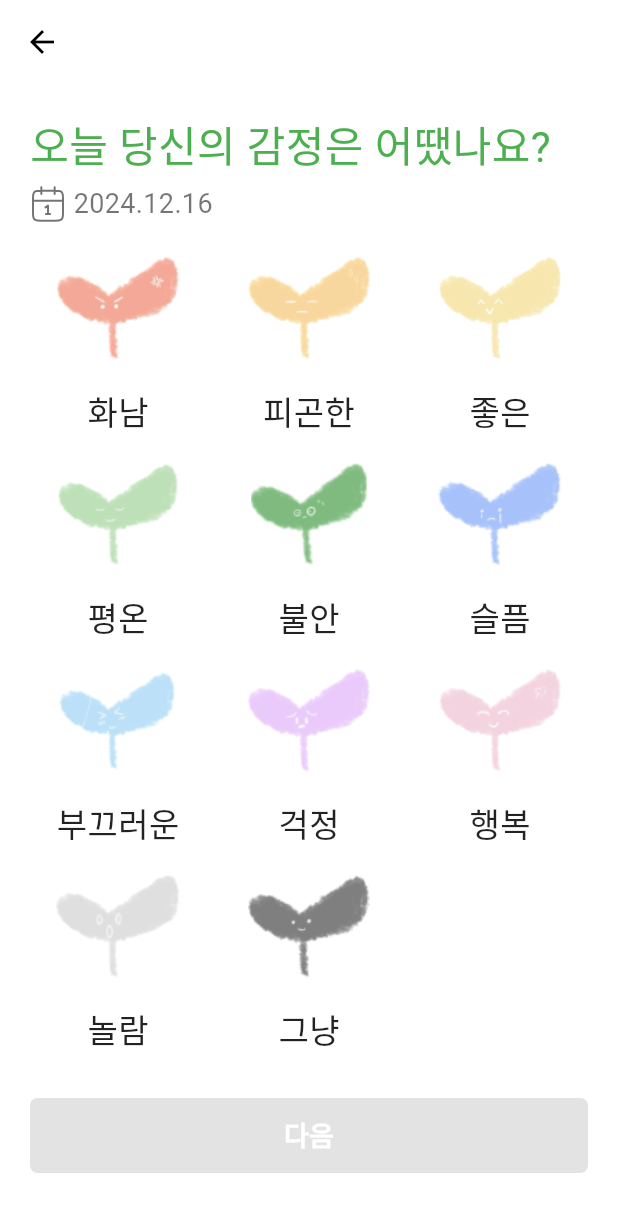
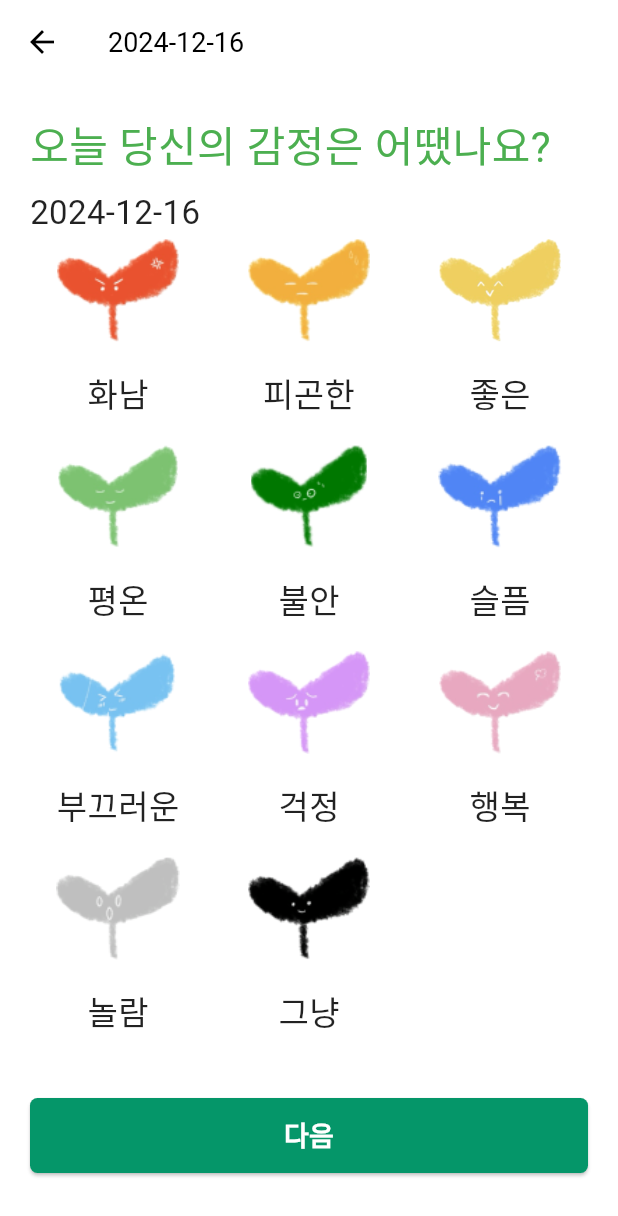
Before and after one commit to yunse0708/emotionpot, a Flutter app: the HomeScreen screen opened directly, after a tap on "오늘의 하루 기록하기", on a phone screen of 412 x 824 dp. Shown: the top 1216 px of the screen. Run offline on Flutter 3.47's test engine with Material 3 defaults, Android fonts, the phone set to English and light mode, and no system bars; our stand-ins replace flutter_riverpod, flutter_svg, shared_preferences, sqflite, table_calendar; accounts and stored records are empty; Roboto replaces fonts that are missing (NanumPen).

Commit message:
feat : 감정팟

```diff
--- a/lib/presentation/page/EmotionSelection.dart
+++ b/lib/presentation/page/EmotionSelection.dart
@@ -1,15 +1,17 @@
 import 'package:flutter/material.dart';
-import 'package:flutter_svg/flutter_svg.dart';
-import 'package:emotionpot/presentation/page/write_page.dart';
+import 'package:shared_preferences/shared_preferences.dart';
+import 'package:flutter_riverpod/flutter_riverpod.dart';
+import 'write_page.dart';
 
-class EmotionSelectionPage extends StatefulWidget {
+class EmotionSelectionPage extends ConsumerStatefulWidget {
   const EmotionSelectionPage({super.key});
 
   @override
-  State<EmotionSelectionPage> createState() => _EmotionSelectionPageState();
+  ConsumerState<EmotionSelectionPage> createState() =>
+      _EmotionSelectionPageState();
 }
 
-class _EmotionSelectionPageState extends State<EmotionSelectionPage> {
+class _EmotionSelectionPageState extends ConsumerState<EmotionSelectionPage> {
   final emotions = [
     {'label': '화남', 'image': 'assets/img/angry2.png'},
     {'label': '피곤한', 'image': 'assets/img/tired.png'},
@@ -25,11 +27,81 @@ class _EmotionSelectionPageState extends State<EmotionSelectionPage> {
   ];
 
   String? selectedEmotion;
+  int _flowerStage = 1; // 꽃 상태를 위한 변수 (초기값은 1)
 
-  // 현재 날짜 반환
-  String getCurrentDate() {
+  // 긍정적인 감정 목록
+  final List<String> positiveEmotions = [
+    '행복',
+    '좋은',
+    '평온',
+    '그냥',
+  ];
+
+  bool _hasWrittenToday = false; // 오늘 일기를 작성했는지 여부
+
+  // 꽃 상태를 업데이트하는 함수
+  Future<void> _updateFlowerState(String emotion) async {
+    final prefs = await SharedPreferences.getInstance();
+    int currentFlowerStage = prefs.getInt('flowerStage') ?? 1;
+
+    // 긍정적인 감정을 선택했을 때 꽃 상태가 증가하도록 처리
+    if (positiveEmotions.contains(emotion)) {
+      currentFlowerStage =
+          currentFlowerStage < 4 ? currentFlowerStage + 1 : 4; // 꽃이 성장하도록
+    }
+
+    // SharedPreferences에 새로운 꽃 상태 저장
+    await prefs.setInt('flowerStage', currentFlowerStage);
+
+    // 상태를 화면에 반영
+    setState(() {
+      _flowerStage = currentFlowerStage;
+    });
+  }
+
+  // 현재 날짜를 반환하는 함수
+  String _getCurrentDate() {
     final now = DateTime.now();
-    return '${now.year}.${now.month.toString().padLeft(2, '0')}.${now.day.toString().padLeft(2, '0')}';
+    return '${now.year}-${now.month.toString().padLeft(2, '0')}-${now.day.toString().padLeft(2, '0')}';
+  }
+
+  @override
+  void initState() {
+    super.initState();
+    _loadFlowerStage();
+    _checkIfWrittenToday();
+  }
+
+  // SharedPreferences에서 꽃 상태를 불러오는 함수
+  Future<void> _loadFlowerStage() async {
+    final prefs = await SharedPreferences.getInstance();
+    setState(() {
+      _flowerStage = prefs.getInt('flowerStage') ?? 1; // 기본값은 1
+    });
+  }
+
+  // 오늘 일기를 작성했는지 여부를 확인하는 함수
+  Future<void> _checkIfWrittenToday() async {
+    final prefs = await SharedPreferences.getInstance();
+    String today = _getCurrentDate();
+    String? lastWrittenDate = prefs.getString('lastWrittenDate');
+
+    if (lastWrittenDate == today) {
+      setState(() {
+        _hasWrittenToday = true;
+      });
+    }
+  }
+
+  // 일기 작성 후 상태 업데이트
+  Future<void> _markTodayAsWritten() async {
+    final prefs = await SharedPreferences.getInstance();
+    String today = _getCurrentDate();
+    await prefs.setString('lastWrittenDate', today);
+
+    setState(() {
+      _hasWrittenToday = true;
+    });
   }
 
   @override
@@ -39,6 +111,14 @@ class _EmotionSelectionPageState extends State<EmotionSelectionPage> {
         backgroundColor: Colors.white,
         elevation: 0,
         leading: const BackButton(color: Colors.black),
+        title: Text(
+          _getCurrentDate(), // 날짜를 AppBar에 표시
+          style: const TextStyle(
+            fontFamily: 'NanumPen',
+            fontSize: 18,
+            color: Colors.black,
+          ),
+        ),
       ),
       backgroundColor: Colors.white,
       body: Column(
@@ -55,28 +135,19 @@ class _EmotionSelectionPageState extends State<EmotionSelectionPage> {
               ),
             ),
           ),
+          // 날짜를 '오늘 당신의 감정은 어땠나요?' 아래에 추가
           Padding(
-            padding: const EdgeInsets.only(left: 20.0, top: 5.0, bottom: 20.0),
-            child: Row(
-              children: [
-                SvgPicture.asset(
-                  'assets/img/calendar.svg',
-                  width: 24,
-                  height: 24,
-                  color: Colors.black54,
-                ),
-                const SizedBox(width: 5),
-                Text(
-                  getCurrentDate(),
-                  style: const TextStyle(
-                    fontFamily: 'NanumPen',
-                    fontSize: 18,
-                    color: Colors.black54,
-                  ),
-                ),
-              ],
+            padding: const EdgeInsets.only(left: 20.0, top: 8.0),
+            child: Text(
+              _getCurrentDate(),
+              style: const TextStyle(
+                fontFamily: 'NanumPen',
+                fontSize: 22,
+                color: Colors.black87,
+              ),
             ),
           ),
+          // 감정 선택 UI
           Expanded(
             child: GridView.builder(
               padding: const EdgeInsets.symmetric(horizontal: 20),
@@ -91,15 +162,43 @@ class _EmotionSelectionPageState extends State<EmotionSelectionPage> {
                 final emotion = emotions[index];
                 final isSelected = selectedEmotion == emotion['label'];
 
-                return EmotionTile(
-                  label: emotion['label'] as String,
-                  imagePath: emotion['image'] as String,
-                  isSelected: isSelected,
+                return GestureDetector(
                   onTap: () {
                     setState(() {
                       selectedEmotion = emotion['label'];
                     });
+                    // 감정을 선택하면 꽃 상태 업데이트
+                    _updateFlowerState(emotion['label'] as String);
                   },
+                  child: Column(
+                    children: [
+                      Container(
+                        height: 73,
+                        width: 87,
+                        decoration: BoxDecoration(
+                          border: Border.all(
+                            color:
+                                isSelected ? Colors.green : Colors.transparent,
+                            width: 2,
+                          ),
+                          borderRadius: BorderRadius.circular(8),
+                        ),
+                        child: Image.asset(
+                          emotion['image'] as String,
+                          fit: BoxFit.contain,
+                        ),
+                      ),
+                      const SizedBox(height: 16),
+                      Text(
+                        emotion['label'] as String,
+                        style: TextStyle(
+                          fontFamily: 'NanumPen',
+                          fontSize: 22,
+                          color: isSelected ? Colors.green : Colors.black87,
+                        ),
+                      ),
+                    ],
+                  ),
                 );
               },
             ),
@@ -112,23 +211,33 @@ class _EmotionSelectionPageState extends State<EmotionSelectionPage> {
               child: ElevatedButton(
                 style: ElevatedButton.styleFrom(
                   backgroundColor:
-                      selectedEmotion == null ? null : const Color(0xFF059669),
+                      _hasWrittenToday ? Colors.grey : const Color(0xFF059669),
                   shape: RoundedRectangleBorder(
                     borderRadius: BorderRadius.circular(5),
                   ),
                 ),
-                onPressed: selectedEmotion == null
-                    ? null
-                    : () {
-                        Navigator.push(
+                onPressed: _hasWrittenToday
+                    ? () {
+                        // 오늘 이미 일기를 작성했다는 알림
+                        ScaffoldMessenger.of(context).showSnackBar(
+                          const SnackBar(
+                            content: Text('오늘 이미 일기를 작성하였습니다.'),
+                          ),
+                        );
+                      }
+                    : () async {
+                        // 일기 작성 페이지로 이동
+                        await Navigator.push(
                           context,
                           MaterialPageRoute(
                             builder: (context) => WritePage(
                               selectedEmotion: selectedEmotion!,
-                              date: getCurrentDate(), // 날짜 전달
+                              date: _getCurrentDate(),
                             ),
                           ),
                         );
+                        // 일기 작성 후 상태 업데이트
+                        _markTodayAsWritten();
                       },
                 child: const Text(
                   '다음',
@@ -147,56 +256,3 @@ class _EmotionSelectionPageState extends State<EmotionSelectionPage> {
     );
   }
 }
-
-class EmotionTile extends StatelessWidget {
-  final String label;
-  final String imagePath;
-  final bool isSelected;
-  final VoidCallback onTap;
-
-  const EmotionTile({
-    super.key,
-    required this.label,
-    required this.imagePath,
-    required this.isSelected,
-    required this.onTap,
-  });
-
-  @override
-  Widget build(BuildContext context) {
-    return GestureDetector(
-      onTap: onTap,
-      child: Column(
-        children: [
-          Opacity(
-            opacity: isSelected ? 1.0 : 0.5,
-            child: Container(
-              height: 73,
-              width: 87,
-              decoration: BoxDecoration(
-                border: Border.all(
-                  color: isSelected ? Colors.green : Colors.transparent,
-                  width: 2,
-                ),
-                borderRadius: BorderRadius.circular(8),
-              ),
-              child: Image.asset(
-                imagePath,
-                fit: BoxFit.contain,
-              ),
-            ),
-          ),
-          const SizedBox(height: 16),
-          Text(
-            label,
-            style: TextStyle(
-              fontFamily: 'NanumPen',
-              fontSize: 22,
-              color: isSelected ? Colors.green : Colors.black87,
-            ),
-          ),
-        ],
-      ),
-    );
-  }
-}
--- a/lib/presentation/page/home.dart
+++ b/lib/presentation/page/home.dart
@@ -1,18 +1,87 @@
 import 'package:flutter/material.dart';
-import 'package:emotionpot/presentation/page/EmotionSelection.dart'; // EmotionSelectionPage 파일을 임포트
+import 'package:shared_preferences/shared_preferences.dart';
+import 'package:emotionpot/presentation/page/EmotionSelection.dart';
+import 'calendar_page.dart'; // 캘린더 페이지 임포트
 
-class HomeScreen extends StatelessWidget {
+class HomeScreen extends StatefulWidget {
   const HomeScreen({super.key});
+
+  @override
+  State<HomeScreen> createState() => _HomeScreenState();
+}
+
+class _HomeScreenState extends State<HomeScreen> {
+  String? _yesterdayEmotion; // 어제의 감정
+  int _flowerStage = 1; // 꽃의 성장 단계 (1 ~ 4)
+
+  // 긍정적인 감정 목록
+  final List<String> positiveEmotions = ['좋은', '평온', '행복'];
+
+  // 데이터 불러오기
+  Future<void> _loadData() async {
+    final prefs = await SharedPreferences.getInstance();
+    setState(() {
+      _yesterdayEmotion = prefs.getString('lastEmotion') ?? '화남'; // 기본값
+      _flowerStage = prefs.getInt('flowerStage') ?? 1; // 꽃의 초기 상태
+    });
+  }
+
+  // 감정 저장 및 꽃 성장
+  Future<void> _saveEmotion(String emotion) async {
+    final prefs = await SharedPreferences.getInstance();
+    int newFlowerStage = _flowerStage;
+
+    // 긍정적인 감정일 경우 꽃이 성장
+    if (positiveEmotions.contains(emotion)) {
+      newFlowerStage = (_flowerStage < 4) ? _flowerStage + 1 : 4;
+    }
+
+    await prefs.setString('lastEmotion', emotion);
+    await prefs.setInt('flowerStage', newFlowerStage);
+
+    setState(() {
+      _yesterdayEmotion = emotion;
+      _flowerStage = newFlowerStage;
+    });
+
+    // 일기를 작성한 날짜 저장
+    String currentDate = _getCurrentDate();
+    await prefs.setString('diaryDate', currentDate);
+  }
+
+  // 오늘 날짜 반환
+  String _getCurrentDate() {
+    final now = DateTime.now();
+    return '${now.year}-${now.month.toString().padLeft(2, '0')}-${now.day.toString().padLeft(2, '0')}';
+  }
+
+  // 오늘 일기를 이미 작성했는지 확인
+  Future<bool> _hasDiaryBeenWrittenToday() async {
+    final prefs = await SharedPreferences.getInstance();
+    String currentDate = _getCurrentDate();
+    String? diaryDate = prefs.getString('diaryDate');
+    return diaryDate == currentDate; // 오늘 날짜에 일기를 작성했으면 true 반환
+  }
+
+  String getFlowerImage() {
+    return 'assets/img/flower$_flowerStage.png';
+  }
+
+  @override
+  void initState() {
+    super.initState();
+    _loadData(); // 데이터 불러오기
+  }
 
   @override
   Widget build(BuildContext context) {
     return Scaffold(
-      backgroundColor: Colors.white, // 배경색을 흰색으로 설정
+      backgroundColor: Colors.white,
       body: SafeArea(
         child: Column(
           crossAxisAlignment: CrossAxisAlignment.center,
           children: [
-            // 상단 여백과 새싹 아이콘
+            // 상단 아이콘
             Padding(
               padding: const EdgeInsets.only(left: 16.0, top: 16.0),
               child: Align(
@@ -24,38 +93,21 @@ class HomeScreen extends StatelessWidget {
                 ),
               ),
             ),
-            const SizedBox(height: 40), // 여백 추가 (이미지 기준 조정)
+            const SizedBox(height: 120),
 
-            // 메인 새싹 이미지 (화난 상태)
+            // 메인 꽃 이미지 (현재 상태)
             SizedBox(
               height: 120,
-              child: Image.asset('assets/img/angry.png'),
+              child: Image.asset(getFlowerImage()), // 꽃 이미지
             ),
-            const SizedBox(height: 30), // 간격 수정
-
-            // 어제의 기분 박스
-            Container(
-              margin: const EdgeInsets.symmetric(horizontal: 20),
-              padding: const EdgeInsets.all(16),
-              decoration: BoxDecoration(
-                color: const Color(0xFFE6F9E6), // 연한 녹색
-                borderRadius: BorderRadius.circular(10),
-              ),
-              child: const Center(
-                child: Text(
-                  '어제의 기분은 [화남]이었습니다.',
-                  style: TextStyle(fontSize: 16),
-                ),
-              ),
-            ),
-            const SizedBox(height: 30), // 여백 추가
+            const SizedBox(height: 150),
 
             // 오늘의 문장
             Container(
               margin: const EdgeInsets.symmetric(horizontal: 20),
               padding: const EdgeInsets.all(20),
               decoration: BoxDecoration(
-                color: const Color(0xFF00C278), // 진한 녹색
+                color: const Color(0xFF10B981),
                 borderRadius: BorderRadius.circular(10),
               ),
               child: const Column(
@@ -66,14 +118,15 @@ class HomeScreen extends StatelessWidget {
                     style: TextStyle(
                       color: Colors.white,
                       fontSize: 18,
-                        fontWeight: FontWeight.bold),
+                      fontWeight: FontWeight.bold,
                     ),
-                  SizedBox(height: 8), // 간격 수정
+                  ),
+                  SizedBox(height: 8),
                   Text(
                     '오늘 하루도 수고했어\n넌 정말 최고야아아아아!!!!',
                     style: TextStyle(color: Colors.white, fontSize: 16),
                   ),
-                  SizedBox(height: 8), // 간격 수정
+                  SizedBox(height: 8),
                   Align(
                     alignment: Alignment.bottomRight,
                     child: Text(
@@ -87,9 +140,9 @@ class HomeScreen extends StatelessWidget {
                 ],
               ),
             ),
-            const SizedBox(height: 30), // 여백 조정
+            const SizedBox(height: 12),
 
-            // 하단 버튼 2개
+            // 버튼
             Padding(
               padding: const EdgeInsets.symmetric(horizontal: 20.0),
               child: Row(
@@ -97,22 +150,41 @@ class HomeScreen extends StatelessWidget {
                   Expanded(
                     child: ElevatedButton(
                       style: ElevatedButton.styleFrom(
-                        backgroundColor: const Color(0xFF00C278),
-                        padding: const EdgeInsets.symmetric(
-                            vertical: 18), // 버튼 높이 조정
+                        backgroundColor: const Color(0xFF10B981),
+                        padding: const EdgeInsets.symmetric(vertical: 18),
+                        shape: RoundedRectangleBorder(
+                          borderRadius: BorderRadius.circular(8),
                         ),
-                      onPressed: () {
-                        // 오늘의 하루 기록하기 버튼 클릭 시 EmotionSelectionPage로 이동
-                        Navigator.push(
+                      ),
+                      onPressed: () async {
+                        bool hasDiaryWritten =
+                            await _hasDiaryBeenWrittenToday();
+                        if (hasDiaryWritten) {
+                          // 이미 오늘 일기를 작성했다면 알림을 표시
+                          ScaffoldMessenger.of(context).showSnackBar(
+                            const SnackBar(content: Text('오늘은 이미 일기를 작성했습니다.')),
+                          );
+                        } else {
+                          final result = await Navigator.push(
                             context,
                             MaterialPageRoute(
-                            builder: (context) => const EmotionSelectionPage(),
+                              builder: (context) =>
+                                  const EmotionSelectionPage(),
                             ),
                           );
+
+                          if (result != null && result is String) {
+                            _saveEmotion(result); // 감정을 저장하고 꽃 상태를 업데이트
+                          }
+                        }
                       },
                       child: const Text(
                         '오늘의 하루 기록하기',
-                        style: TextStyle(color: Colors.white, fontSize: 14),
+                        style: TextStyle(
+                          color: Colors.white,
+                          fontSize: 24,
+                          fontFamily: 'NanumPen', // 나눔펜 폰트 적용
+                        ),
                       ),
                     ),
                   ),
@@ -120,22 +192,34 @@ class HomeScreen extends StatelessWidget {
                   Expanded(
                     child: ElevatedButton(
                       style: ElevatedButton.styleFrom(
-                        backgroundColor: const Color(0xFF00C278),
+                        backgroundColor: const Color(0xFF10B981),
                         padding: const EdgeInsets.symmetric(vertical: 18),
+                        shape: RoundedRectangleBorder(
+                          borderRadius: BorderRadius.circular(8),
+                        ),
                       ),
                       onPressed: () {
-                        // 지난 기록 보러가기 버튼 클릭 시 다른 동작을 추가할 수 있습니다.
+                        Navigator.push(
+                          context,
+                          MaterialPageRoute(
+                            builder: (context) =>
+                                const CalendarPage(), // 캘린더 페이지로 이동
+                          ),
+                        );
                       },
                       child: const Text(
                         '지난 기록 보러가기',
-                        style: TextStyle(color: Colors.white, fontSize: 14),
+                        style: TextStyle(
+                          color: Colors.white,
+                          fontSize: 24,
+                          fontFamily: 'NanumPen', // 나눔펜 폰트 적용
+                        ),
                       ),
                     ),
                   ),
                 ],
               ),
             ),
-            const SizedBox(height: 40), // 하단 여백 추가
           ],
         ),
       ),
--- a/lib/presentation/page/home_page.dart
+++ b/lib/presentation/page/home_page.dart
@@ -1,3 +1,4 @@
+import 'package:emotionpot/presentation/page/home.dart';
 import 'package:flutter/material.dart';
 import 'package:emotionpot/app/config/app_color.dart';
 import 'package:emotionpot/app/config/app_text_styles.dart';
@@ -50,7 +51,7 @@ class HomePage extends StatelessWidget {
                       // Signup 페이지로 이동
                       Navigator.push(
                         context,
-                        MaterialPageRoute(builder: (context) => Signup()),
+                        MaterialPageRoute(builder: (context) => HomeScreen()),
                       );
                     },
                     style: ElevatedButton.styleFrom(
--- a/pubspec.yaml
+++ b/pubspec.yaml
@@ -15,6 +15,7 @@ dependencies:
   path_provider: ^2.1.5
   provider: ^6.1.2
   riverpod: ^2.6.1
+  shared_preferences: ^2.3.3
   sqflite: ^2.4.1
   table_calendar: ^3.1.3
 
```
Also changed, not shown: lib/data/models/diary_model.dart (+4 -9 lines), lib/data/providers/diary_provider.dart (+13 -2 lines), lib/data/utils/db_helper.dart (+13 -10 lines), lib/main.dart (+7 -4 lines), lib/presentation/page/calendar_page.dart (+21 -29 lines), lib/presentation/page/diary_detail_page.dart (added, +101 -0 lines), lib/presentation/page/write_page.dart (+30 -36 lines), assets/img/flower1.png (added), assets/img/flower2.png (added), assets/img/flower3.png (added), assets/img/flower4.png (added), assets/img/flower5.png (added), pubspec.lock, 4 other files. Lines whose indentation alone changed are shown as unchanged.
